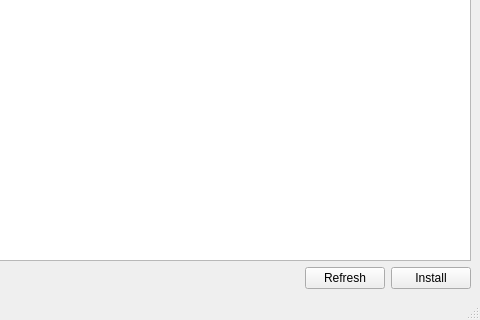
This is mainwindow.ui in GXDE-OS/gxde-kernel-manager as Qt 5 draws it before an edit; both pictures show x 320 to 800 and y 280 to 600 of the 800 by 600 pixel window. The edited form follows.
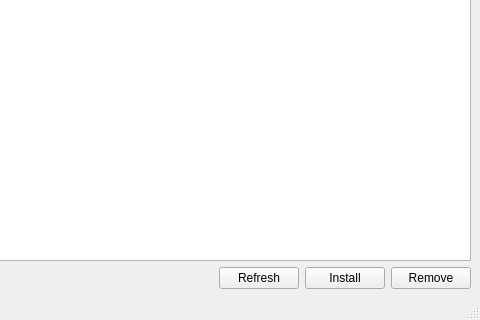
This is the edited form. Icons and pictures are not drawn.

Diff of the .ui file:
```diff
--- a/mainwindow.ui
+++ b/mainwindow.ui
@@ -71,6 +71,13 @@
         </property>
        </widget>
       </item>
+      <item>
+       <widget class="QPushButton" name="m_removeButton">
+        <property name="text">
+         <string>Remove</string>
+        </property>
+       </widget>
+      </item>
      </layout>
     </item>
    </layout>
```
